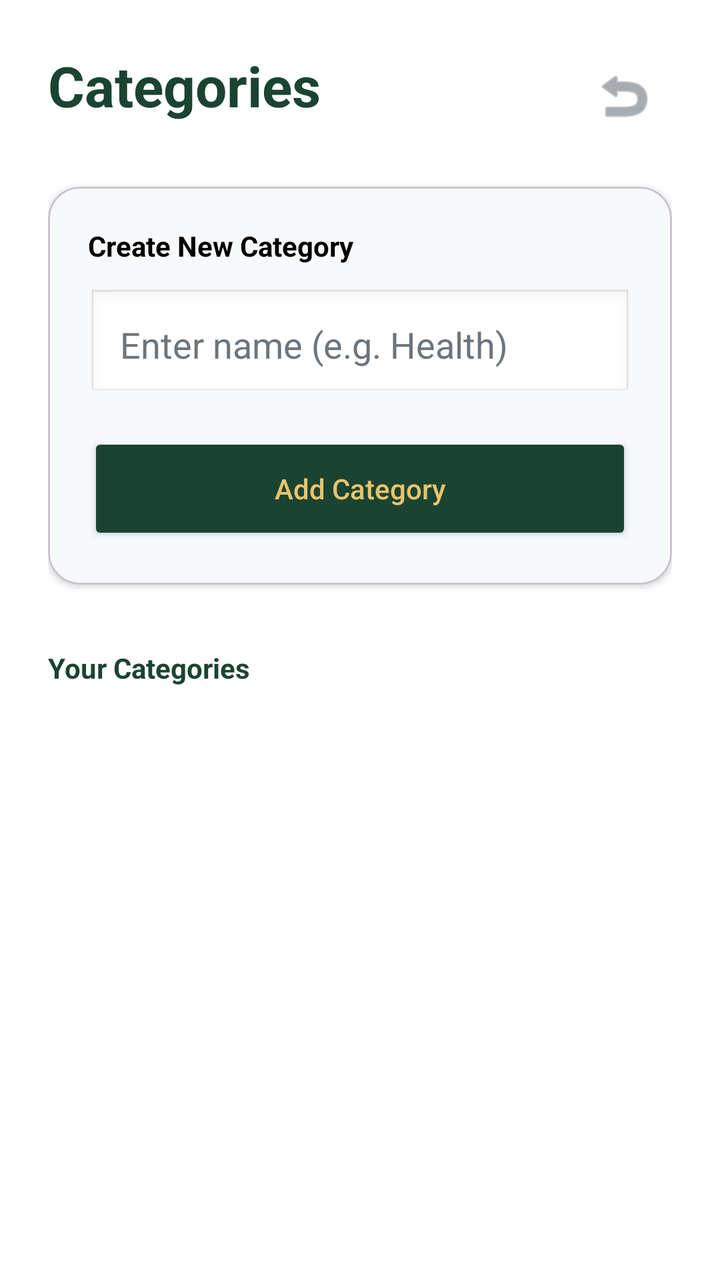
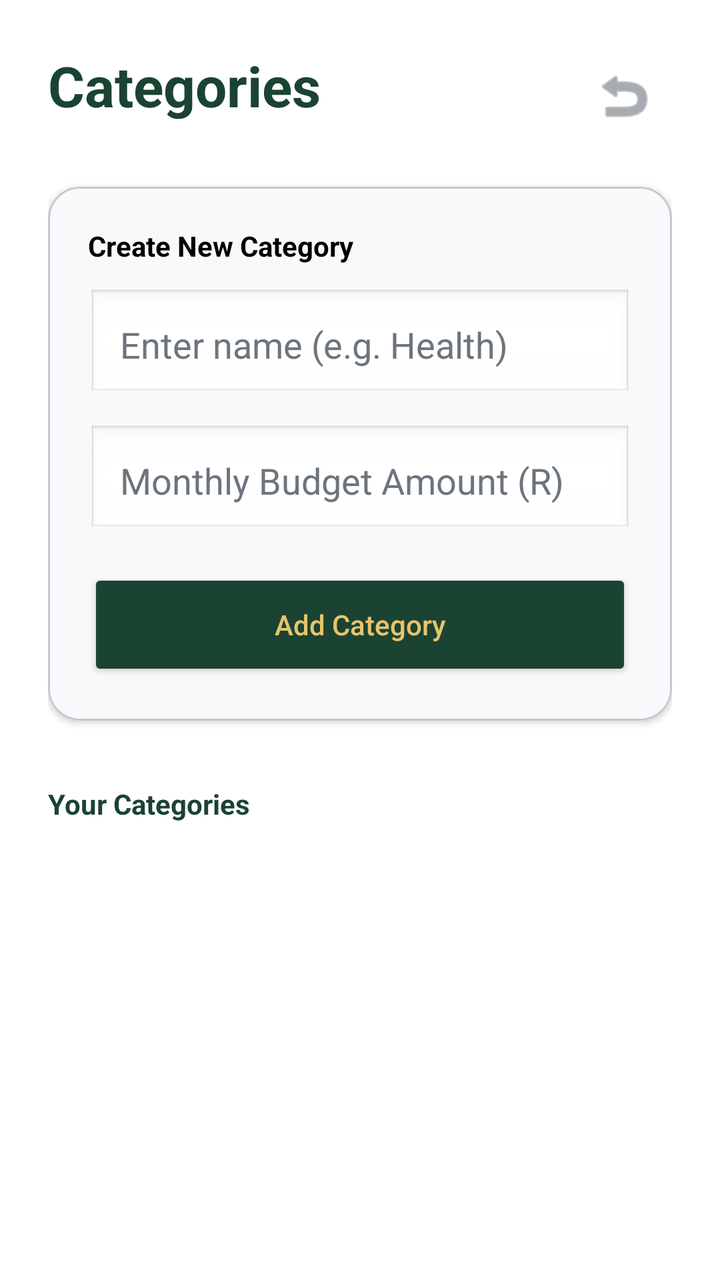

The first picture is an Android layout as it rendered before a commit; the second is the same layout after the commit. The layout source and the unified diff follow.
<!-- AndroidManifest.xml: application theme Theme.CoinCompass -->
<!-- res/layout/activity_add_category.xml -->
<?xml version="1.0" encoding="utf-8"?>
<androidx.constraintlayout.widget.ConstraintLayout xmlns:android="http://schemas.android.com/apk/res/android"
    xmlns:app="http://schemas.android.com/apk/res-auto"
    xmlns:tools="http://schemas.android.com/tools"
    android:layout_width="match_parent"
    android:layout_height="match_parent"
    android:background="@color/white"
    android:padding="24dp">

    
    <TextView
        android:id="@+id/header_title"
        android:layout_width="wrap_content"
        android:layout_height="wrap_content"
        android:text="Categories"
        android:textColor="@color/dark_green"
        android:textSize="28sp"
        android:textStyle="bold"
        app:layout_constraintStart_toStartOf="parent"
        app:layout_constraintTop_toTopOf="parent" />

    <ImageButton
        android:id="@+id/btn_back"
        android:layout_width="48dp"
        android:layout_height="48dp"
        android:background="?attr/selectableItemBackgroundBorderless"
        android:src="@android:drawable/ic_menu_revert"
        app:layout_constraintEnd_toEndOf="parent"
        app:layout_constraintTop_toTopOf="parent"
        app:tint="@color/text_grey" />

    
    <com.google.android.material.card.MaterialCardView
        android:id="@+id/create_category_card"
        android:layout_width="match_parent"
        android:layout_height="wrap_content"
        android:layout_marginTop="32dp"
        app:cardBackgroundColor="#F8F9FA"
        app:cardCornerRadius="16dp"
        app:cardElevation="2dp"
        app:layout_constraintTop_toBottomOf="@id/header_title">

        <LinearLayout
            android:layout_width="match_parent"
            android:layout_height="wrap_content"
            android:orientation="vertical"
            android:padding="20dp">

            <TextView
                android:layout_width="wrap_content"
                android:layout_height="wrap_content"
                android:text="Create New Category"
                android:textColor="@color/black"
                android:textStyle="bold" />

            <EditText
                android:id="@+id/category_name_edit"
                android:layout_width="match_parent"
                android:layout_height="56dp"
                android:layout_marginTop="12dp"
                android:background="@android:drawable/edit_text"
                android:hint="Enter name (e.g. Health)"
                android:textColor="@color/black"
                android:textColorHint="@color/text_grey"
                android:padding="16dp" />

            <Button
                android:id="@+id/add_category_button"
                android:layout_width="match_parent"
                android:layout_height="56dp"
                android:layout_marginTop="16dp"
                android:backgroundTint="@color/dark_green"
                android:text="Add Category"
                android:textColor="@color/gold"
                android:textAllCaps="false" />
        </LinearLayout>
    </com.google.android.material.card.MaterialCardView>

    <TextView
        android:id="@+id/list_label"
        android:layout_width="wrap_content"
        android:layout_height="wrap_content"
        android:layout_marginTop="32dp"
        android:text="Your Categories"
        android:textColor="@color/dark_green"
        android:textStyle="bold"
        app:layout_constraintStart_toStartOf="parent"
        app:layout_constraintTop_toBottomOf="@id/create_category_card" />

    <androidx.recyclerview.widget.RecyclerView
        android:id="@+id/categories_recycler"
        android:layout_width="match_parent"
        android:layout_height="0dp"
        android:layout_marginTop="12dp"
        app:layout_constraintBottom_toBottomOf="parent"
        app:layout_constraintTop_toBottomOf="@id/list_label"
        tools:listitem="@layout/item_category" />

</androidx.constraintlayout.widget.ConstraintLayout>
<!-- res/layout/item_category.xml (included above) -->
<?xml version="1.0" encoding="utf-8"?>
<com.google.android.material.card.MaterialCardView xmlns:android="http://schemas.android.com/apk/res/android"
    xmlns:app="http://schemas.android.com/apk/res-auto"
    android:layout_width="match_parent"
    android:layout_height="wrap_content"
    android:layout_marginBottom="8dp"
    app:cardBackgroundColor="@color/white"
    app:cardCornerRadius="12dp"
    app:cardElevation="2dp">

    <RelativeLayout
        android:layout_width="match_parent"
        android:layout_height="wrap_content"
        android:padding="16dp">

        <TextView
            android:id="@+id/category_name"
            android:layout_width="wrap_content"
            android:layout_height="wrap_content"
            android:layout_centerVertical="true"
            android:text="Car Fuel"
            android:textColor="@color/black"
            android:textSize="16sp" />

        <ImageButton
            android:id="@+id/btn_delete"
            android:layout_width="24dp"
            android:layout_height="24dp"
            android:layout_alignParentEnd="true"
            android:layout_centerVertical="true"
            android:background="?attr/selectableItemBackgroundBorderless"
            android:src="@android:drawable/ic_menu_close_clear_cancel"
            app:tint="@color/delete_red" />

    </RelativeLayout>
</com.google.android.material.card.MaterialCardView>
<!-- resources referenced by this layout -->
<resources>
  <color name="black">#FF000000</color>
  <color name="dark_green">#1B4332</color>
  <color name="delete_red">#BA181B</color>
  <color name="gold">#E9C46A</color>
  <color name="text_grey">#6C757D</color>
  <color name="white">#FFFFFFFF</color>
  <style name="Theme.CoinCompass" parent="Base.Theme.CoinCompass" />
  <style name="Base.Theme.CoinCompass" parent="Theme.Material3.DayNight.NoActionBar">
          <item name="colorPrimary">@color/primary</item>
          <item name="colorPrimaryDark">@color/primary_dark</item>
          <item name="colorAccent">@color/accent</item>
      </style>
  <color name="primary">#1B4332</color>
  <color name="primary_dark">#081C15</color>
  <color name="accent">#E9C46A</color>
</resources>

<!-- the commit's change to res/layout/activity_add_category.xml (unified diff, before → after) -->
@@ -60,6 +60,18 @@
                 android:layout_marginTop="12dp"
                 android:background="@android:drawable/edit_text"
                 android:hint="Enter name (e.g. Health)"
+                android:textColor="@color/black"
+                android:textColorHint="@color/text_grey"
+                android:padding="16dp" />
+
+            <EditText
+                android:id="@+id/category_budget_edit"
+                android:layout_width="match_parent"
+                android:layout_height="56dp"
+                android:layout_marginTop="12dp"
+                android:background="@android:drawable/edit_text"
+                android:hint="Monthly Budget Amount (R)"
+                android:inputType="numberDecimal"
                 android:textColor="@color/black"
                 android:textColorHint="@color/text_grey"
                 android:padding="16dp" />
